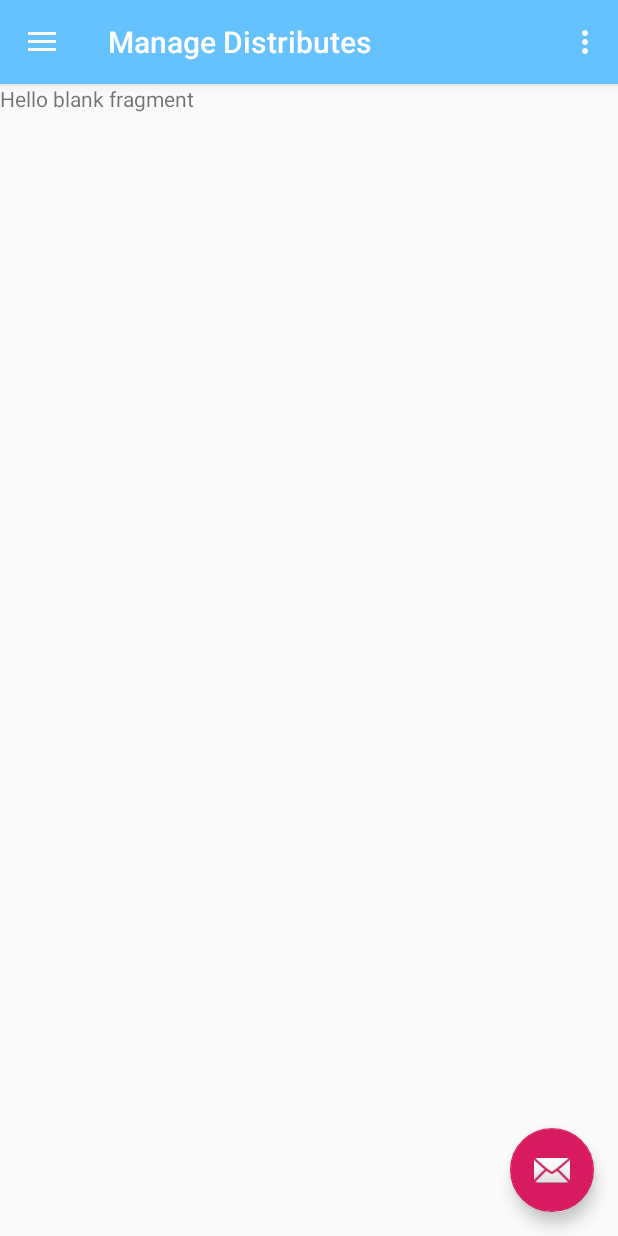
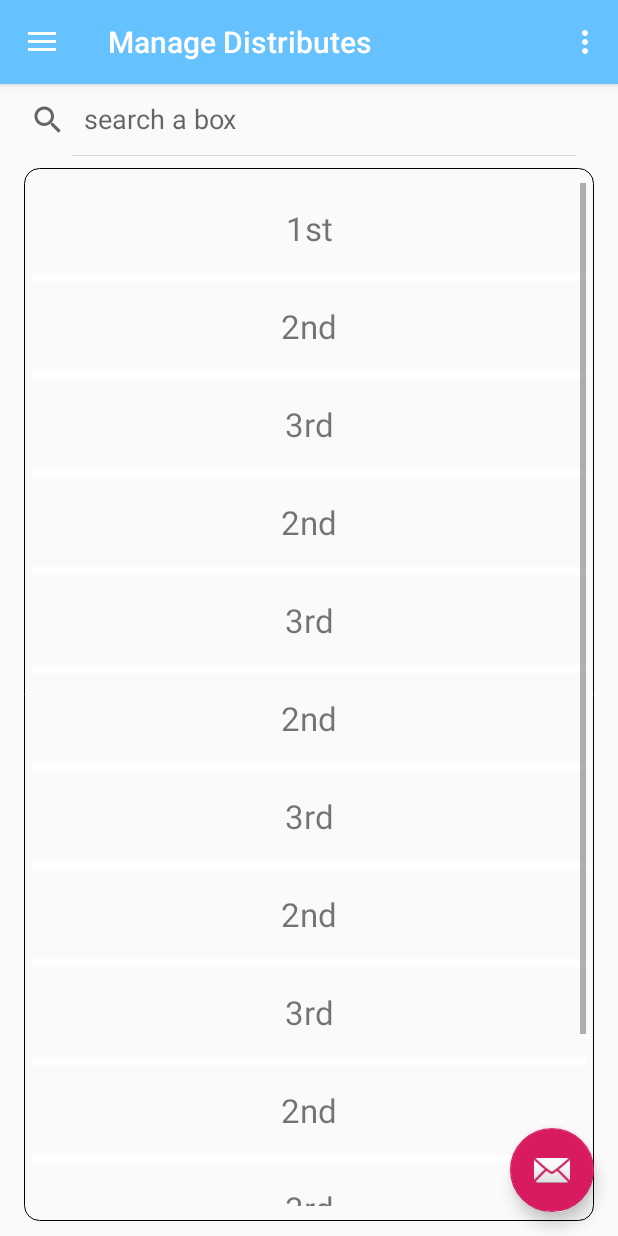
Before and after one commit to hisni/Project_Surveil_App, an Android app: the screen it shows after launch (Home), in the side drawer, after a tap on "Manage Distributes", on a phone screen of 412 x 824 dp. Run offline under Robolectric (Android 15) with nearby library versions, the phone set to English and light mode, and no system bars.

Commit message:
UI updates for distributor

```diff
--- a/app/src/main/AndroidManifest.xml
+++ b/app/src/main/AndroidManifest.xml
@@ -19,6 +19,7 @@
             android:name=".Distributor.Home"
             android:label="Survail Pharma"
             android:theme="@style/AppTheme.NoActionBar">
+
             <intent-filter>
                 <action android:name="android.intent.action.MAIN" />
 
--- a/app/src/main/java/com/aslam/co321_project/Distributor/Home.java
+++ b/app/src/main/java/com/aslam/co321_project/Distributor/Home.java
@@ -1,9 +1,9 @@
 package com.aslam.co321_project.Distributor;
 
-import android.content.Intent;
 import android.os.Bundle;
 import android.support.design.widget.FloatingActionButton;
 import android.support.design.widget.Snackbar;
+import android.support.v4.app.Fragment;
 import android.support.v4.app.FragmentManager;
 import android.view.View;
 import android.support.v4.view.GravityCompat;
@@ -21,10 +21,13 @@ import com.aslam.co321_project.R;
 public class Home extends AppCompatActivity
         implements NavigationView.OnNavigationItemSelectedListener {
 
+    private Fragment mCurrentFragment;
+
     @Override
     protected void onCreate(Bundle savedInstanceState) {
         super.onCreate(savedInstanceState);
         setContentView(R.layout.activity_home);
+
         Toolbar toolbar = findViewById(R.id.toolbar);
         setSupportActionBar(toolbar);
         FloatingActionButton fab = findViewById(R.id.fab);
--- a/app/src/main/java/com/aslam/co321_project/Distributor/ManageDistributes.java
+++ b/app/src/main/java/com/aslam/co321_project/Distributor/ManageDistributes.java
@@ -1,12 +1,19 @@
 package com.aslam.co321_project.Distributor;
 
 
+import android.app.ActionBar;
 import android.os.Bundle;
 import android.support.v4.app.Fragment;
+import android.support.v4.app.FragmentController;
+import android.support.v4.app.FragmentTransaction;
+import android.view.FrameStats;
+import android.view.Gravity;
 import android.view.LayoutInflater;
+import android.view.Menu;
 import android.view.View;
 import android.view.ViewGroup;
-
+import android.widget.ArrayAdapter;
+import android.widget.ListView;
 import com.aslam.co321_project.R;
 
 /**
@@ -14,6 +21,7 @@ import com.aslam.co321_project.R;
  */
 public class ManageDistributes extends Fragment {
 
+    View view;
 
     public ManageDistributes() {
         // Required empty public constructor
@@ -23,8 +31,22 @@ public class ManageDistributes extends Fragment {
     @Override
     public View onCreateView(LayoutInflater inflater, ViewGroup container,
                              Bundle savedInstanceState) {
-        // Inflate the layout for this fragment
-        return inflater.inflate(R.layout.fragment_manage_distributes, container, false);
+        view = inflater.inflate(R.layout.fragment_manage_distributes, container, false);
+        handleListView(view);
+
+        return view;
+    }
+
+
+    //list view in manage distribution
+    private void handleListView(View view) {
+        String [] items = {"1st", "2nd", "3rd", "2nd", "3rd", "2nd", "3rd", "2nd", "3rd", "2nd", "3rd", "2nd", "3rd"};
+
+        ListView listView = view.findViewById(R.id.lvManageDist);
+
+        ArrayAdapter<String> lvAdapter = new ArrayAdapter<String>(getActivity(), R.layout.show_drivers, items);
+
+        listView.setAdapter(lvAdapter);
     }
 
 }
--- a/app/src/main/res/layout/app_bar_home.xml
+++ b/app/src/main/res/layout/app_bar_home.xml
@@ -17,7 +17,9 @@
             android:layout_width="match_parent"
             android:layout_height="?attr/actionBarSize"
             android:background="@color/blueLogo"
-            app:popupTheme="@style/PopupOverlay"/>
+            app:popupTheme="@style/PopupOverlay">
+
+        </android.support.v7.widget.Toolbar>
 
     </android.support.design.widget.AppBarLayout>
 
--- a/app/src/main/res/layout/fragment_manage_distributes.xml
+++ b/app/src/main/res/layout/fragment_manage_distributes.xml
@@ -1,14 +1,35 @@
 <?xml version="1.0" encoding="utf-8"?>
-<FrameLayout xmlns:android="http://schemas.android.com/apk/res/android"
-    xmlns:tools="http://schemas.android.com/tools"
+
+<LinearLayout xmlns:android="http://schemas.android.com/apk/res/android"
     android:layout_width="match_parent"
     android:layout_height="match_parent"
-    tools:context=".Distributor.ManageDistributes">
+    android:orientation="vertical"
+    android:layout_marginBottom="10dp">
 
-    <!-- TODO: Update blank fragment layout -->
-    <TextView
+    <SearchView
+        android:id="@+id/searchBar"
         android:layout_width="match_parent"
-        android:layout_height="match_parent"
-        android:text="@string/hello_blank_fragment" />
+        android:layout_height="wrap_content"
+        android:queryHint="search a box"
+        android:iconifiedByDefault="false"
+        android:layout_marginRight="20dp">
+    </SearchView>
 
-</FrameLayout>
+    <ListView
+        android:id="@+id/lvManageDist"
+        android:layout_width="match_parent"
+        android:layout_height="wrap_content"
+        android:dividerHeight="5dp"
+        android:divider="@color/white"
+        android:layout_marginLeft="16dp"
+        android:layout_marginRight="16dp"
+        android:paddingRight="5dp"
+        android:paddingLeft="5dp"
+        android:layout_marginTop="8dp"
+        android:textAlignment="center"
+        android:background="@drawable/layout_bg">
+    </ListView>
+
+</LinearLayout>
+
+    <!--tools:context=".Distributor.ManageDistributes"-->
--- /dev/null
+++ b/app/src/main/res/layout/show_drivers.xml
@@ -0,0 +1,11 @@
+<?xml version="1.0" encoding="utf-8"?>
+
+<TextView xmlns:android="http://schemas.android.com/apk/res/android"
+    android:id="@+id/text1"
+    android:layout_height="60sp"
+    android:layout_width="match_parent"
+    android:textSize="22sp"
+    android:paddingLeft="6dip"
+    android:paddingRight="6dip"
+    android:gravity="center">
+</TextView>
```
Also changed, not shown: app/src/main/java/com/aslam/co321_project/Distributor/AssignWork.java (+6 -1 lines), app/src/main/res/drawable/ic_search_black_24dp.xml (added, +9 -0 lines), app/src/main/res/drawable/shadoweffect.xml (added, +16 -0 lines), app/src/main/res/layout/fragment_assign_work.xml (+0 -12 lines).
